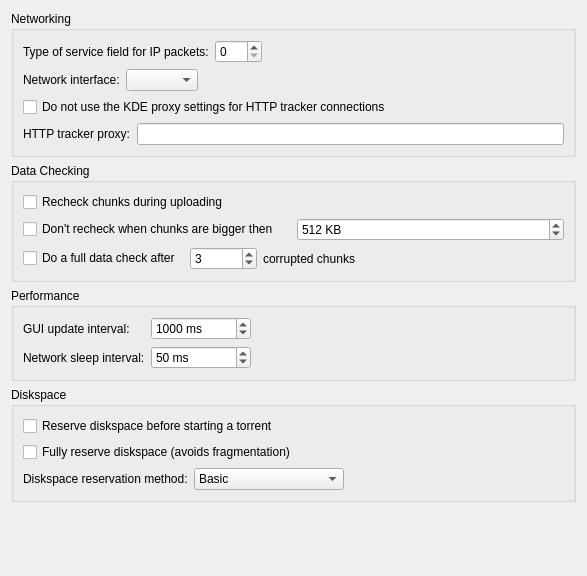
Qt form ktorrent/advancedpref.ui (KDE/ktorrent) before a commit.
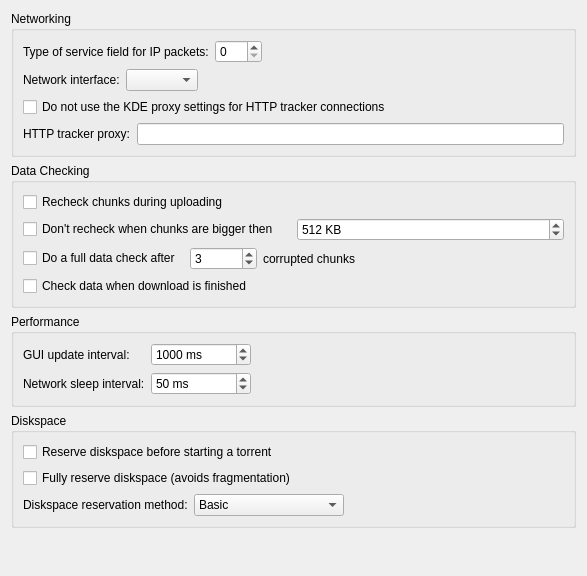
The same form after that commit.

Commit message: Added option to check data when torrent is finished

The edit to the form file:
```diff
--- a/ktorrent/advancedpref.ui
+++ b/ktorrent/advancedpref.ui
@@ -240,6 +240,19 @@
         </item>
        </layout>
       </item>
+      <item>
+       <widget class="QCheckBox" name="kcfg_checkWhenFinished" >
+        <property name="toolTip" >
+         <string>&lt;html>&lt;head>&lt;meta name="qrichtext" content="1" />&lt;style type="text/css">
+p, li { white-space: pre-wrap; }
+&lt;/style>&lt;/head>&lt;body style=" font-family:'Sans Serif'; font-size:9pt; font-weight:400; font-style:normal;">
+&lt;p style=" margin-top:0px; margin-bottom:0px; margin-left:0px; margin-right:0px; -qt-block-indent:0; text-indent:0px;">When a torrent has finished downloading, do a full data check on the torrent.&lt;/p>&lt;/body>&lt;/html></string>
+        </property>
+        <property name="text" >
+         <string>Check data when download is finished</string>
+        </property>
+       </widget>
+      </item>
      </layout>
     </widget>
    </item>
@@ -436,7 +449,7 @@
      <property name="sizeHint" >
       <size>
        <width>565</width>
-       <height>31</height>
+       <height>41</height>
       </size>
      </property>
     </spacer>
```
The commit also changes 5 other files.
